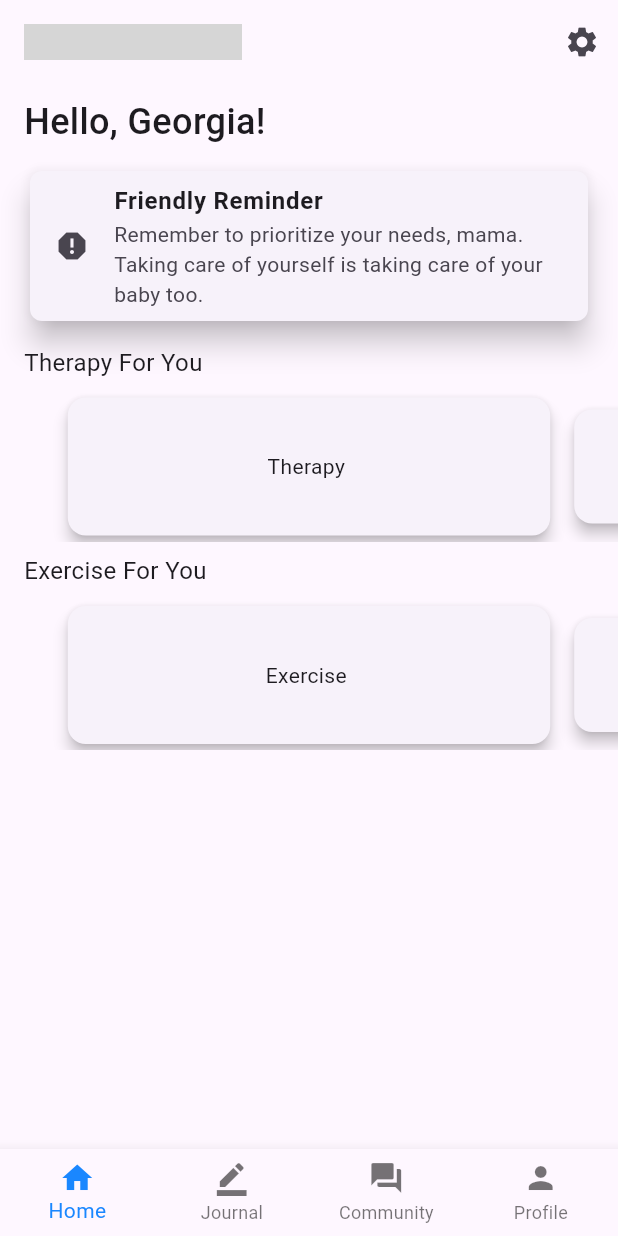
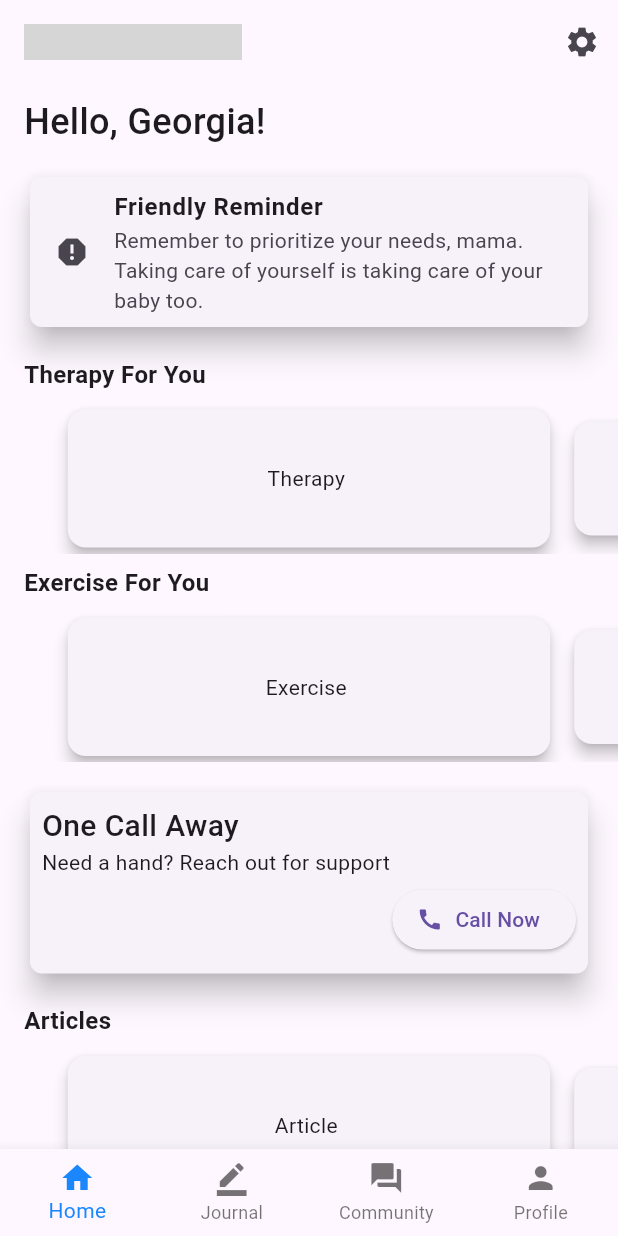
Before and after one commit to roastland/MomEase, a Flutter app: the screen it shows after launch, on a phone screen of 412 x 824 dp. Run offline on Flutter 3.47's test engine with Material 3 defaults, Android fonts, the phone set to English and light mode, and no system bars; our stand-ins replace bloc, equatable, flutter_bloc, fluttertoast; generated files the repository leaves out were written again; grey boxes are pictures that could not be loaded.

Commit message:
feat: finish home page layout placeholder

```diff
--- /dev/null
+++ b/momease/lib/src/features/articles/presentation/widgets/article_card.dart
@@ -0,0 +1,19 @@
+import 'package:flutter/material.dart';
+
+class ArticleCard extends StatefulWidget {
+  const ArticleCard({super.key, required this.articleIdx});
+  final int articleIdx;
+
+  @override
+  State<ArticleCard> createState() => _ArticleCardState();
+}
+
+class _ArticleCardState extends State<ArticleCard> {
+  @override
+  Widget build(BuildContext context) {
+    return const Card(
+      elevation: 4,
+      child: Center(child: Text('Article ')),
+    );
+  }
+}
--- /dev/null
+++ b/momease/lib/src/features/articles/presentation/widgets/list_of_article_card.dart
@@ -0,0 +1,33 @@
+import 'package:flutter/cupertino.dart';
+import 'package:momease/src/features/articles/presentation/widgets/article_card.dart';
+
+class ListOfArticleCard extends StatefulWidget {
+  const ListOfArticleCard({super.key});
+
+  @override
+  State<ListOfArticleCard> createState() => _ListOfArticleCardState();
+}
+
+class _ListOfArticleCardState extends State<ListOfArticleCard> {
+  int _index = 0;
+
+  @override
+  Widget build(BuildContext context) {
+    return SizedBox(
+      height: 100.0,
+      child: PageView.builder(
+        itemCount: 3,
+        controller: PageController(viewportFraction: 0.8),
+        onPageChanged: (index) => setState(() => _index = index),
+        itemBuilder: (context, index) {
+          return AnimatedPadding(
+            duration: const Duration(milliseconds: 400),
+            curve: Curves.fastOutSlowIn,
+            padding: EdgeInsets.all(_index == index ? 0.0 : 8.0),
+            child: ArticleCard(articleIdx: _index),
+          );
+        },
+      ),
+    );
+  }
+}
--- /dev/null
+++ b/momease/lib/src/features/professional_help/presentation/widgets/call_help_button.dart
@@ -0,0 +1,19 @@
+import 'package:flutter/cupertino.dart';
+import 'package:flutter/material.dart';
+
+class CallHelpButton extends StatefulWidget {
+  const CallHelpButton({super.key});
+
+  @override
+  State<CallHelpButton> createState() => _CallHelpButtonState();
+}
+
+class _CallHelpButtonState extends State<CallHelpButton> {
+  @override
+  Widget build(BuildContext context) {
+    return ElevatedButton.icon(
+        onPressed: () {},
+        icon: const Icon(Icons.call),
+        label: const Text("Call Now"));
+  }
+}
--- /dev/null
+++ b/momease/lib/src/features/professional_help/presentation/widgets/call_help_card.dart
@@ -0,0 +1,51 @@
+import 'package:flutter/material.dart';
+import 'package:momease/src/features/professional_help/presentation/widgets/call_help_button.dart';
+
+class CallHelpCard extends StatelessWidget {
+  const CallHelpCard({super.key});
+
+  @override
+  Widget build(BuildContext context) {
+    return Card(
+      elevation: 8,
+      shape: RoundedRectangleBorder(borderRadius: BorderRadius.circular(8)),
+      // color: const Color(0xFFCFE2FF),
+      child: const Padding(
+        padding: EdgeInsets.all(8.0),
+        child: Column(
+          mainAxisAlignment: MainAxisAlignment.spaceAround,
+          children: [
+            Align(
+              alignment: Alignment.centerLeft,
+              child: Text(
+                "One Call Away",
+                // selectionColor: primaryTextColor,
+                textAlign: TextAlign.start,
+                style: TextStyle(
+                    // color: primaryTextColor,
+                    fontSize: 20,
+                    fontWeight: FontWeight.w500),
+              ),
+            ),
+            Align(
+              alignment: Alignment.centerLeft,
+              child: Text(
+                "Need a hand? Reach out for support",
+                // selectionColor: primaryTextColor,
+                textAlign: TextAlign.start,
+                style: TextStyle(
+                    // color: primaryTextColor,
+                    fontSize: 14),
+              ),
+            ),
+            Padding(
+              padding: EdgeInsets.symmetric(vertical: 4),
+              child: Align(
+                  alignment: Alignment.centerRight, child: CallHelpButton()),
+            ),
+          ],
+        ),
+      ),
+    );
+  }
+}
--- a/momease/lib/src/screens/pages/home_page.dart
+++ b/momease/lib/src/screens/pages/home_page.dart
@@ -1,6 +1,8 @@
 import 'package:flutter/material.dart';
+import 'package:momease/src/features/articles/presentation/widgets/list_of_article_card.dart';
 import 'package:momease/src/features/daily_motivation/presentation/widgets/daily_motivation_card.dart';
 import 'package:momease/src/features/exercise/presentation/widgets/list_of_exercise_card.dart';
+import 'package:momease/src/features/professional_help/presentation/widgets/call_help_card.dart';
 import 'package:momease/src/features/therapy/presentation/widgets/list_of_therapy_card.dart';
 
 class HomePage extends StatelessWidget {
@@ -30,7 +32,7 @@ class HomePage extends StatelessWidget {
                 ),
               ),
               Padding(
-                padding: EdgeInsets.symmetric(vertical: 4, horizontal: 16),
+                padding: EdgeInsets.symmetric(vertical: 8, horizontal: 16),
                 child: DailyMotivationCard(),
               ),
               Padding(
@@ -43,7 +45,8 @@ class HomePage extends StatelessWidget {
                     textAlign: TextAlign.start,
                     style: TextStyle(
                         // color: primaryTextColor,
-                        fontSize: 16),
+                        fontSize: 16,
+                        fontWeight: FontWeight.w600),
                   ),
                 ),
               ),
@@ -58,11 +61,35 @@ class HomePage extends StatelessWidget {
                     textAlign: TextAlign.start,
                     style: TextStyle(
                         // color: primaryTextColor,
-                        fontSize: 16),
+                        fontSize: 16,
+                        fontWeight: FontWeight.w600),
                   ),
                 ),
               ),
               Flexible(child: ListOfExerciseCard()),
+              Padding(
+                padding: EdgeInsets.fromLTRB(16, 16, 16, 8),
+                child: CallHelpCard(),
+              ),
+              Padding(
+                padding: EdgeInsets.symmetric(vertical: 8, horizontal: 16),
+                child: Align(
+                  alignment: Alignment.centerLeft,
+                  child: Text(
+                    "Articles",
+                    // selectionColor: primaryTextColor,
+                    textAlign: TextAlign.start,
+                    style: TextStyle(
+                        // color: primaryTextColor,
+                        fontSize: 16,
+                        fontWeight: FontWeight.w600),
+                  ),
+                ),
+              ),
+              Padding(
+                padding: EdgeInsets.fromLTRB(0, 0, 0, 16),
+                child: Flexible(child: ListOfArticleCard()),
+              ),
             ]),
       ),
     );
```
